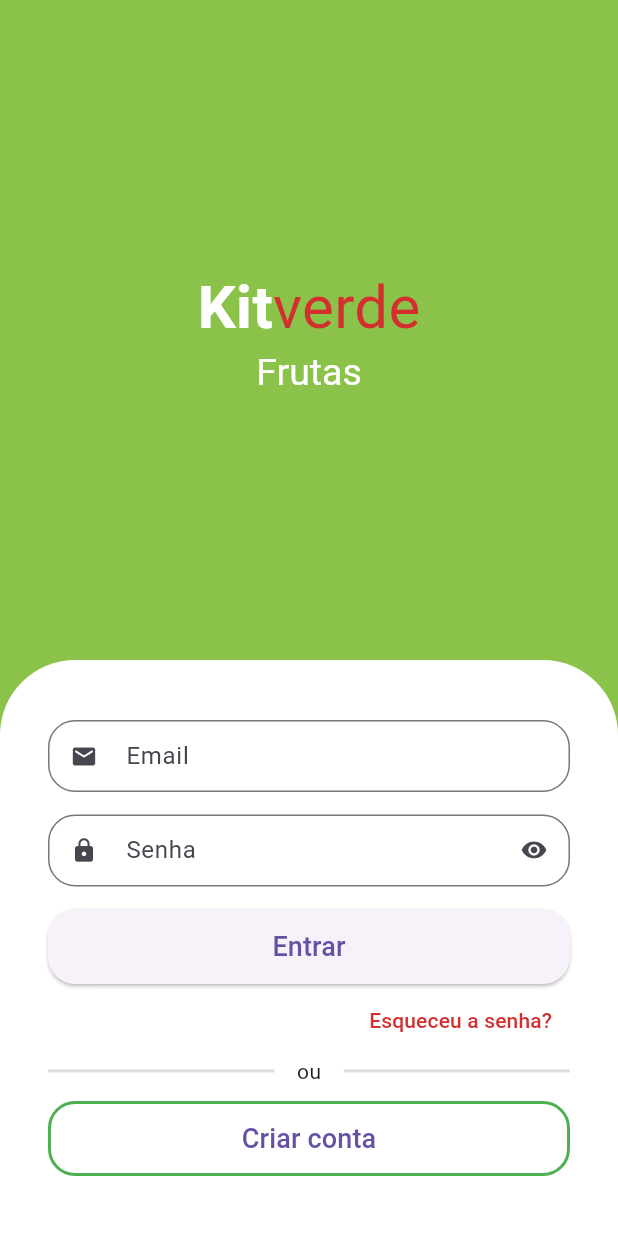
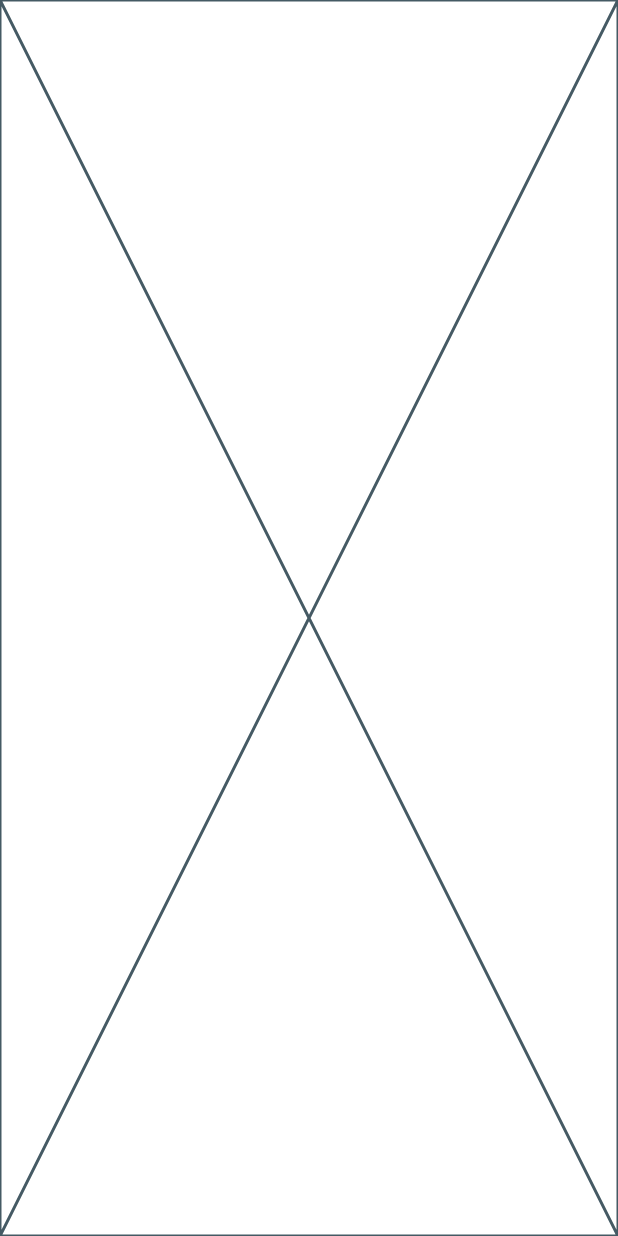
Before and after one commit to LucasConstantino92/kitanda, a Flutter app: the screen it shows after launch, after a tap on "Criar conta", on a phone screen of 412 x 824 dp. Run offline on Flutter 3.47's test engine with Material 3 defaults, Android fonts, the phone set to English and light mode, and no system bars; drawn by our look-alikes of animated_text_kit.

```diff
--- a/lib/src/auth/sign_in_screen.dart
+++ b/lib/src/auth/sign_in_screen.dart
@@ -2,6 +2,7 @@ import 'package:animated_text_kit/animated_text_kit.dart';
 import 'package:flutter/material.dart';
 import 'package:kitanda/src/auth/components/custom_textfield.dart';
 import 'package:kitanda/src/config/custom_colors.dart';
+import 'sign_up_screen.dart';
 
 class SignInScreen extends StatelessWidget {
   const SignInScreen({super.key});
@@ -131,7 +132,11 @@ class SignInScreen extends StatelessWidget {
                             borderRadius: BorderRadius.circular(18),
                           ),
                         ),
-                        onPressed: () {},
+                        onPressed: () {
+                          Navigator.of(context).push(MaterialPageRoute(builder: (context) {
+                            return const SignUpScreen();
+                          }),);
+                        },
                         child: const Text(
                           'Criar conta',
                           style: TextStyle(fontSize: 18),
--- /dev/null
+++ b/lib/src/auth/sign_up_screen.dart
@@ -0,0 +1,10 @@
+import 'package:flutter/material.dart';
+
+class SignUpScreen extends StatelessWidget {
+  const SignUpScreen({super.key});
+
+  @override
+  Widget build(BuildContext context) {
+    return const Placeholder();
+  }
+}
```
